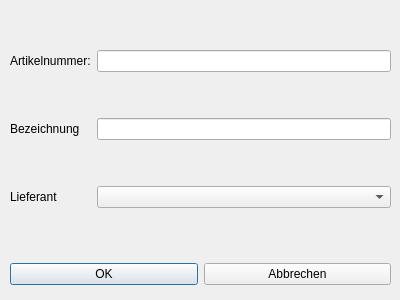
15831944/CBrain, file dialog_artikel.ui: the form before one commit.
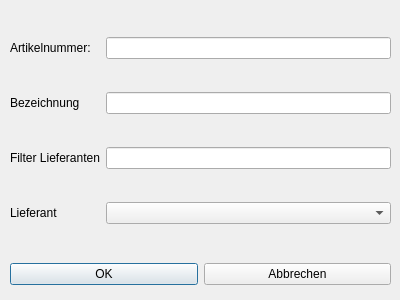
The form after the commit.

Commit message: verbesserungen dialog artikel

Diff of the .ui file:
```diff
--- a/dialog_artikel.ui
+++ b/dialog_artikel.ui
@@ -33,8 +33,12 @@
       </property>
      </widget>
     </item>
-    <item row="0" column="1">
-     <widget class="QLineEdit" name="lineEdit_artielnummer"/>
+    <item row="3" column="0">
+     <widget class="QLabel" name="label_3">
+      <property name="text">
+       <string>Lieferant</string>
+      </property>
+     </widget>
     </item>
     <item row="1" column="0">
      <widget class="QLabel" name="label_2">
@@ -43,18 +47,24 @@
       </property>
      </widget>
     </item>
-    <item row="2" column="0">
-     <widget class="QLabel" name="label_3">
-      <property name="text">
-       <string>Lieferant</string>
-      </property>
-     </widget>
+    <item row="0" column="1">
+     <widget class="QLineEdit" name="lineEdit_artielnummer"/>
+    </item>
+    <item row="3" column="1">
+     <widget class="QComboBox" name="comboBox_lieferant"/>
     </item>
     <item row="1" column="1">
      <widget class="QLineEdit" name="lineEdit_bezeichnung"/>
     </item>
     <item row="2" column="1">
-     <widget class="QComboBox" name="comboBox_lieferant"/>
+     <widget class="QLineEdit" name="lineEdit"/>
+    </item>
+    <item row="2" column="0">
+     <widget class="QLabel" name="label_4">
+      <property name="text">
+       <string>Filter Lieferanten</string>
+      </property>
+     </widget>
     </item>
    </layout>
   </widget>
```
Left out of the diff: 8 changed lines with no effect on the pictures. The commit also changes 3 other files.
